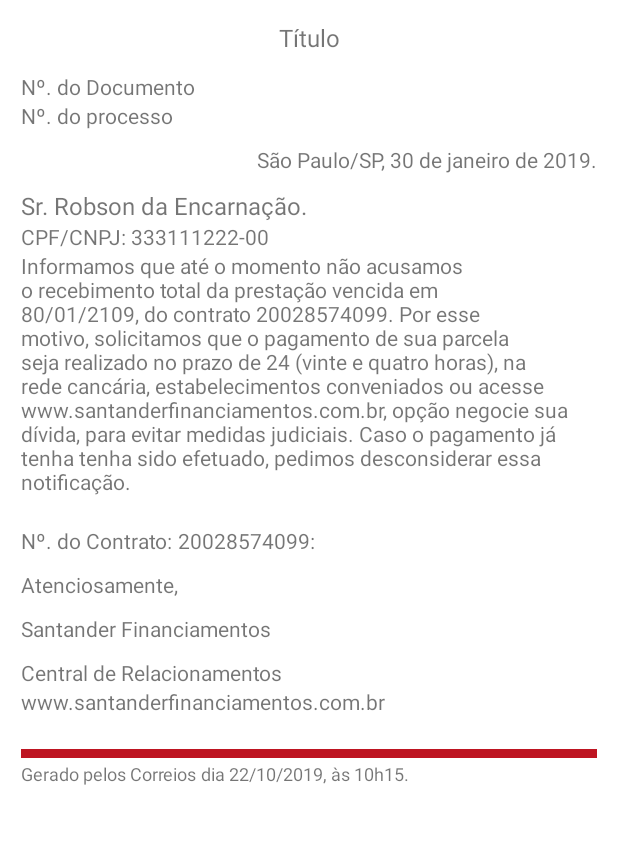
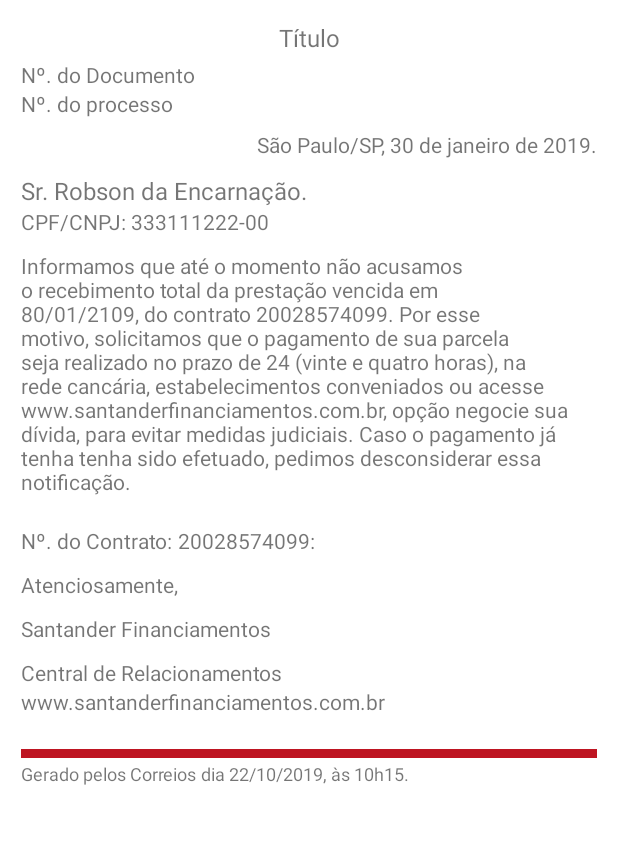
Before and after one commit to marcoacsena/appdigital, an Android app: the NotificacaoActivity screen opened directly, with no data from a screen before it, on a phone screen of 412 x 824 dp, the part 165-1009 px from its top. Run offline under Robolectric (Android 15) with nearby library versions, the phone set to English and light mode, and no system bars.

Commit message:
Revisando telas!

```diff
--- a/app/src/main/res/layout/activity_notificacao.xml
+++ b/app/src/main/res/layout/activity_notificacao.xml
@@ -52,7 +52,7 @@
             android:id="@+id/tvTituloDocumento"
             android:layout_width="match_parent"
             android:layout_height="wrap_content"
-            android:layout_marginBottom="12dp"
+            android:layout_marginBottom="4dp"
             android:text="Título"
             android:textAlignment="center"
             android:textSize="16sp" />
@@ -70,7 +70,7 @@
             android:id="@+id/tvNumeroProcesso"
             android:layout_width="match_parent"
             android:layout_height="wrap_content"
-            android:layout_marginBottom="10dp"
+            android:layout_marginBottom="8dp"
             android:text="Nº. do processo"
             android:textSize="14sp" />
 
@@ -131,7 +131,6 @@
                 android:text=" da Encarnação."
                 android:textSize="16sp" />
 
-
         </LinearLayout>
 
         <LinearLayout
@@ -162,7 +161,9 @@
             android:id="@+id/tvcorpoDoDocumento"
             android:layout_width="match_parent"
             android:layout_height="wrap_content"
-            android:text="@string/texto_notificacao" />
+            android:text="@string/texto_notificacao"
+            android:layout_marginTop="10dp"
+            />
 
         <LinearLayout
             android:layout_width="match_parent"
```
